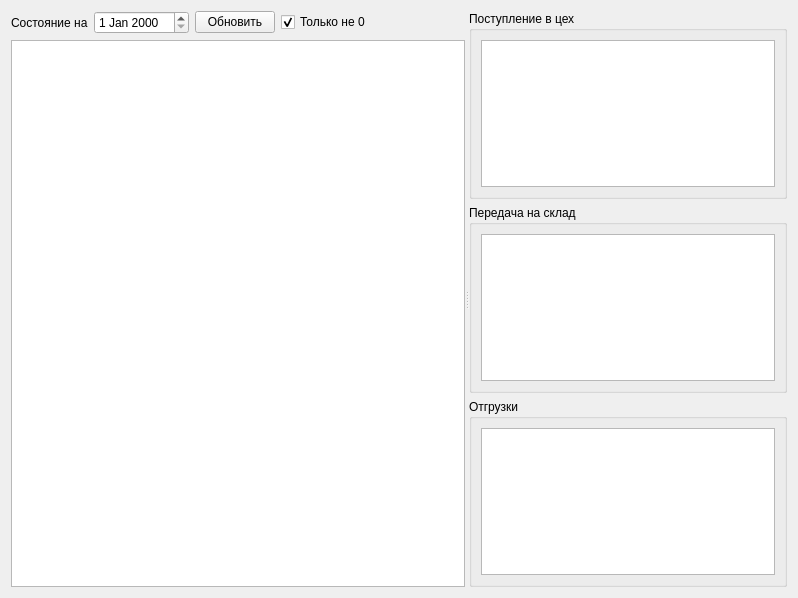
Sergeyego/ship, file formwarehouse.ui: the form before one commit.
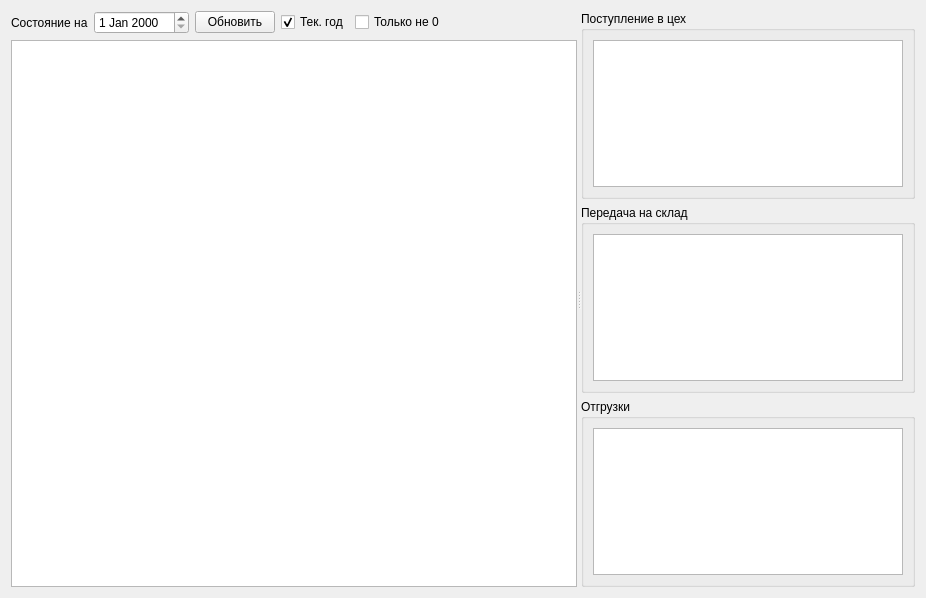
The form after the commit. Icons and pictures are not drawn. Custom widgets are drawn as their Qt base class.

```diff
--- a/formwarehouse.ui
+++ b/formwarehouse.ui
@@ -6,7 +6,7 @@
    <rect>
     <x>0</x>
     <y>0</y>
-    <width>798</width>
+    <width>926</width>
     <height>598</height>
    </rect>
   </property>
@@ -47,13 +47,23 @@
            </property>
           </widget>
          </item>
+         <item>
+          <widget class="QCheckBox" name="checkBoxYear">
+           <property name="text">
+            <string>Тек. год</string>
+           </property>
+           <property name="checked">
+            <bool>true</bool>
+           </property>
+          </widget>
+         </item>
          <item>
           <widget class="QCheckBox" name="checkBoxNZ">
            <property name="text">
             <string>Только не 0</string>
            </property>
            <property name="checked">
-            <bool>true</bool>
+            <bool>false</bool>
            </property>
           </widget>
          </item>
```
